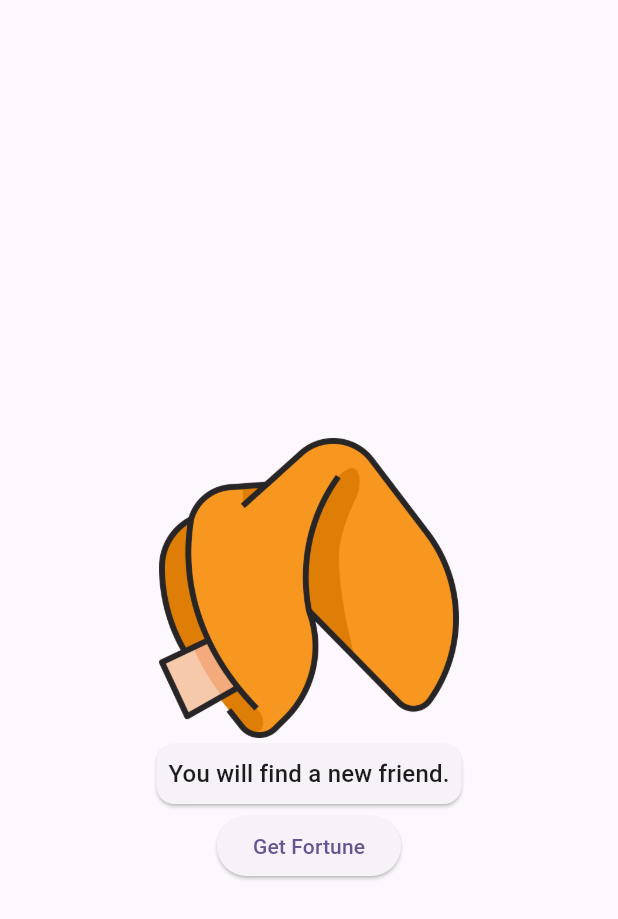
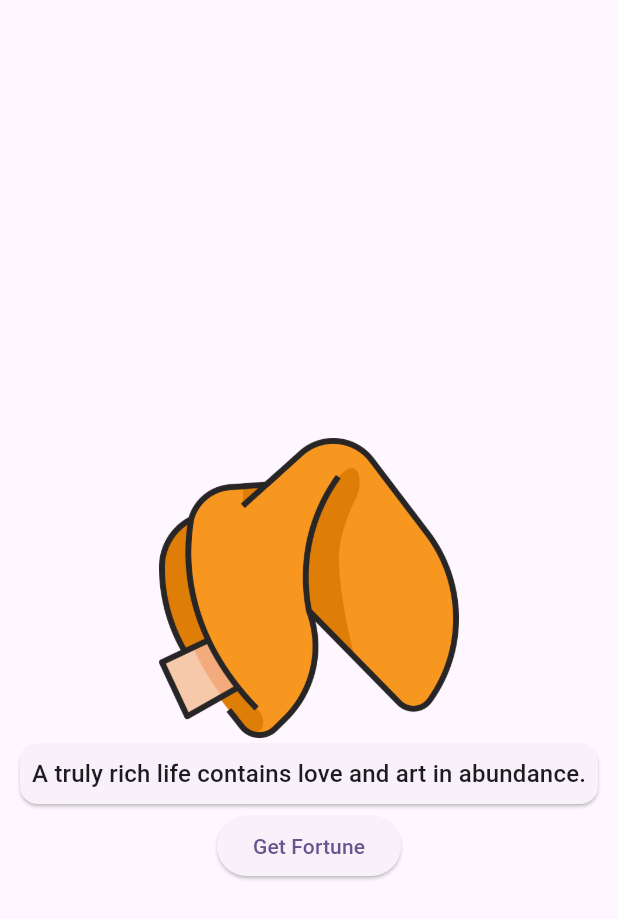
Before and after one commit to malavikaanup/fortune-app, a Flutter app: the screen it shows after launch, after a tap on "Get Fortune", on a phone screen of 412 x 824 dp. Shown: the top 919 px of the screen. Run offline on Flutter 3.47's test engine with Material 3 defaults, Android fonts, the phone set to English and light mode, and no system bars.

Commit message:
Simple State management final

```diff
--- a/fortune_cookie/lib/main.dart
+++ b/fortune_cookie/lib/main.dart
@@ -15,21 +15,6 @@ class MyApp extends StatelessWidget {
     return MaterialApp(
       title: 'Flutter Demo',
       theme: ThemeData(
-        // This is the theme of your application.
-        //
-        // TRY THIS: Try running your application with "flutter run". You'll see
-        // the application has a purple toolbar. Then, without quitting the app,
-        // try changing the seedColor in the colorScheme below to Colors.green
-        // and then invoke "hot reload" (save your changes or press the "hot
-        // reload" button in a Flutter-supported IDE, or press "r" if you used
-        // the command line to start the app).
-        //
-        // Notice that the counter didn't reset back to zero; the application
-        // state is not lost during the reload. To reset the state, use hot
-        // restart instead.
-        //
-        // This works for code too, not just values: Most code changes can be
-        // tested with just a hot reload.
         colorScheme: ColorScheme.fromSeed(seedColor: Colors.deepPurple),
         useMaterial3: true,
       ),
@@ -56,7 +41,9 @@ class _MyHomePageState extends State<MyHomePage> {
     "You will find a new friend tomorrow.",
     "A truly rich life contains love and art in abundance.",
     "Accept something that you cannot change, and you will feel better.",
-    "Adventure can be real happiness."
+    "Adventure can be real happiness.",
+    "Advice is like kissing. It costs nothing and is a pleasure.",
+    "Advice, when most needed, is least heeded."
   ];
 
   void randomFortune() {
@@ -90,15 +77,11 @@ class _MyHomePageState extends State<MyHomePage> {
                 ),
               ),
             ),
-            ElevatedButton(onPressed: randomFortune, child: Text('Get Fortune'))
+            ElevatedButton(
+                onPressed: randomFortune, child: const Text('Get Fortune'))
           ],
         ),
       ),
-      // floatingActionButton: FloatingActionButton(
-      //   onPressed: randomFortune,
-      //   tooltip: 'Increment',
-      //   child: const Icon(Icons.add),
-      // ),
     );
   }
 }
--- /dev/null
+++ b/fortune_cookie/lib/providers/FortuneModel.dart
@@ -0,0 +1,3 @@
+import 'package:flutter/material.dart';
+
+class FortuneModel extends ChangeNotifier {}
```
